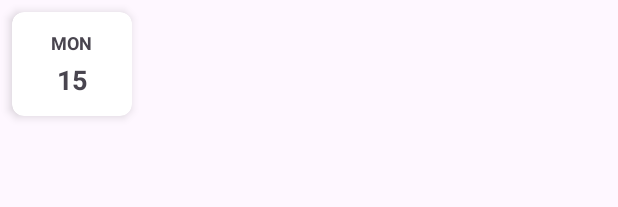
After one commit to boslqx/SmartQueue, an Android app: the layout item_date.xml on its own in the app's theme, with its tools: preview values and no code run, on a phone screen of 412 x 824 dp. The commit adds this screen. Shown: the top 207 px of the screen. Run offline under Robolectric (Android 15) with nearby library versions, the phone set to English and light mode, and no system bars.

Commit message:
modify date selection
only can book 3 day in advance

```diff
--- /dev/null
+++ b/app/src/main/res/layout/item_date.xml
@@ -0,0 +1,47 @@
+<?xml version="1.0" encoding="utf-8"?>
+<androidx.cardview.widget.CardView xmlns:android="http://schemas.android.com/apk/res/android"
+    xmlns:app="http://schemas.android.com/apk/res-auto"
+    android:id="@+id/cardDate"
+    android:layout_width="80dp"
+    android:layout_height="wrap_content"
+    android:layout_margin="8dp"
+    app:cardCornerRadius="8dp"
+    app:cardElevation="4dp">
+
+    <LinearLayout
+        android:layout_width="match_parent"
+        android:layout_height="wrap_content"
+        android:orientation="vertical"
+        android:padding="12dp"
+        android:gravity="center">
+
+        <TextView
+            android:id="@+id/tvDayOfWeek"
+            android:layout_width="wrap_content"
+            android:layout_height="wrap_content"
+            android:text="MON"
+            android:textSize="12sp"
+            android:textStyle="bold" />
+
+        <TextView
+            android:id="@+id/tvDayOfMonth"
+            android:layout_width="wrap_content"
+            android:layout_height="wrap_content"
+            android:text="15"
+            android:textSize="18sp"
+            android:textStyle="bold"
+            android:layout_marginTop="4dp" />
+
+        <TextView
+            android:id="@+id/tvToday"
+            android:layout_width="wrap_content"
+            android:layout_height="wrap_content"
+            android:text="TODAY"
+            android:textSize="10sp"
+            android:textStyle="bold"
+            android:layout_marginTop="2dp"
+            android:visibility="gone" />
+
+    </LinearLayout>
+
+</androidx.cardview.widget.CardView>
```
Also changed, not shown: app/src/main/java/com/example/smartqueue/DateAdapter.java (added, +143 -0 lines), app/src/main/java/com/example/smartqueue/DateItemModel.java (added, +68 -0 lines), app/src/main/java/com/example/smartqueue/TimeSlotActivity.java (+79 -48 lines), app/src/main/res/layout/time_slot_activity.xml (+22 -16 lines).
